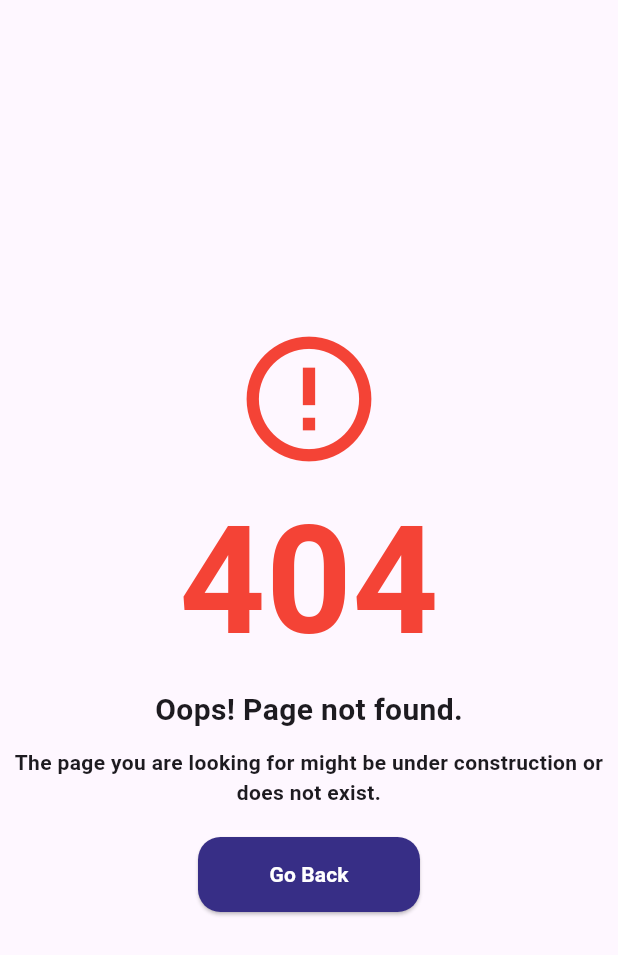
After one commit to Jnananidhi/almed_in, a Flutter app: the NotFoundPage screen opened directly, on a phone screen of 412 x 824 dp. The commit adds this screen. Shown: the top 955 px of the screen. Run offline on Flutter 3.47's test engine with Material 3 defaults, Android fonts, the phone set to English and light mode, and no system bars; our stand-ins replace awesome_snackbar_content, badges, carousel_slider, dots_indicator, expansion_tile_card, file_picker and 5 more; missing offline and left inert: dart:html, email_otp, hover_menu, universal_html; accounts and stored records are empty; network calls fail.

Commit message:
update: added not found screen

```diff
--- a/lib/Screens/Home/cart_screen_desktop.dart
+++ b/lib/Screens/Home/cart_screen_desktop.dart
@@ -11,6 +11,7 @@ import 'package:almed_in/Screens/Home/widgets/search_bar.dart';
 import 'package:almed_in/constants.dart';
 import 'package:awesome_snackbar_content/awesome_snackbar_content.dart';
 import 'package:flutter/material.dart';
+import 'package:universal_html/html.dart' as html;
 import 'package:fluttertoast/fluttertoast.dart';
 import 'package:provider/provider.dart';
 import 'package:http/http.dart' as http;
@@ -256,6 +257,7 @@ class _CartScreenState extends State<CartScreen> {
       getcartitems();
       fetchCartPrice(username);
     });
+
     super.initState();
   }
 
--- /dev/null
+++ b/lib/Screens/Home/not_found_screen.dart
@@ -0,0 +1,56 @@
+import 'package:almed_in/constants.dart';
+import 'package:flutter/material.dart';
+
+class NotFoundPage extends StatelessWidget {
+  const NotFoundPage({super.key});
+
+  @override
+  Widget build(BuildContext context) {
+    return Scaffold(
+
+      body: Center(
+        child: Column(
+          mainAxisAlignment: MainAxisAlignment.center,
+          crossAxisAlignment: CrossAxisAlignment.center,
+          children: [
+            Icon(
+              Icons.error_outline,
+              size: 100.0,
+              color: Colors.red,
+            ),
+            Text("404",style: TextStyle(fontFamily: 'DMSans Bold',fontSize: 100,color: Colors.red)),
+
+            Text(
+              'Oops! Page not found.',
+              style: TextStyle(
+                fontSize: 20.0,
+                fontFamily: 'DMSans Bold',
+              ),
+            ),
+            SizedBox(height: 10.0),
+            Text(
+              'The page you are looking for might be under construction or does not exist.',
+              textAlign: TextAlign.center,
+            ),
+            SizedBox(height: 20.0),
+            ElevatedButton(
+              child: Container(
+                  width: 100,
+                  height: 50,
+                  child: const Center(child: Text("Go Back"))),
+              style: ElevatedButton.styleFrom(
+                foregroundColor: kWhiteColor, backgroundColor: kPrimaryColor,
+                shape: RoundedRectangleBorder(
+                  borderRadius: BorderRadius.circular(15),
+                ),
+              ),
+              onPressed: () {
+                Navigator.pop(context);
+              },
+            ),
+          ],
+        ),
+      ),
+    );
+  }
+}
--- a/lib/Screens/Home/products/products_screen.dart
+++ b/lib/Screens/Home/products/products_screen.dart
@@ -9,7 +9,7 @@ import 'package:flutter_staggered_grid_view/flutter_staggered_grid_view.dart';
 import 'package:http/http.dart' as http;
 import 'package:shared_preferences/shared_preferences.dart';
 import 'dart:convert';
-
+import 'package:universal_html/html.dart' as html;
 import '../../../responsive.dart';
 import '../Authentication/login_screen.dart';
 import '../about_screen.dart';
@@ -57,6 +57,7 @@ class ProductScreenState extends State<ProductScreen> {
         isLoading = false;
       });
     });
+
   }
 
 
--- a/lib/Screens/Home/widgets/menu.dart
+++ b/lib/Screens/Home/widgets/menu.dart
@@ -22,6 +22,8 @@ import '../products/widgets/hover_menu1.dart';
 import '../profile_screen.dart';
 import 'package:http/http.dart' as http;
 import 'dart:convert';
+import 'package:universal_html/html.dart' as html;
+
 
 import 'alphabetic_search.dart';
 
@@ -148,6 +150,7 @@ class _NavigationState extends State<Navigation> {
       fetchCartCount();
     });
     super.initState();
+
   }
 
   void searchContacts(String searchTerm) {
--- a/lib/main.dart
+++ b/lib/main.dart
@@ -2,12 +2,15 @@
 
 import 'package:almed_in/Screens/Home/Authentication/login_screen.dart';
 import 'package:almed_in/Screens/Home/Authentication/login_status.dart';
+import 'dart:html' as html;
+
 import 'package:almed_in/Screens/Home/about_screen.dart';
 import 'package:almed_in/Screens/Home/address_screen.dart';
 import 'package:almed_in/Screens/Home/cart_screen_desktop.dart';
 import 'package:almed_in/Screens/Home/contact_screen.dart';
 import 'package:almed_in/Screens/Home/faq_screen.dart';
 import 'package:almed_in/Screens/Home/my_orders.dart';
+import 'package:almed_in/Screens/Home/not_found_screen.dart';
 import 'package:almed_in/Screens/Home/widgets/alphabetic_search.dart';
 import 'package:flutter/material.dart';
 import 'package:almed_in/Screens/Home/home_screen.dart';
@@ -41,8 +44,12 @@ class MyApp extends StatelessWidget {
         primarySwatch: Colors.blue,
         fontFamily: 'DMSans Bold',
       ),
-      builder: EasyLoading.init(),
       initialRoute: '/home',
+      onUnknownRoute: (settings) {
+        return MaterialPageRoute(
+          builder: (context) => NotFoundPage(), // Your 404 page
+        );
+      },
       routes: {
         '/home': (context) => HomeScreen(),
         '/cart': (context) => CartScreen(),
--- a/pubspec.yaml
+++ b/pubspec.yaml
@@ -43,7 +43,7 @@ dependencies:
   http:
   expansion_tile_card: ^3.0.0
   email_otp: ^2.0.1
-  universal_html: ^2.0.0
+  universal_html: ^2.2.4
   provider: ^6.0.5 #cart
   badges: ^3.1.2 #cart
   file_picker: ^6.0.0 #file upload
@@ -62,6 +62,7 @@ dependencies:
   hover_menu: ^1.0.1+3
   fluttertoast: ^8.0.7
   awesome_snackbar_content: ^0.1.3
+
 
 dev_dependencies:
   flutter_test:
```
Also changed, not shown: lib/Screens/Home/home_screen.dart (+3 -7 lines), pubspec.lock, 1 other file.
